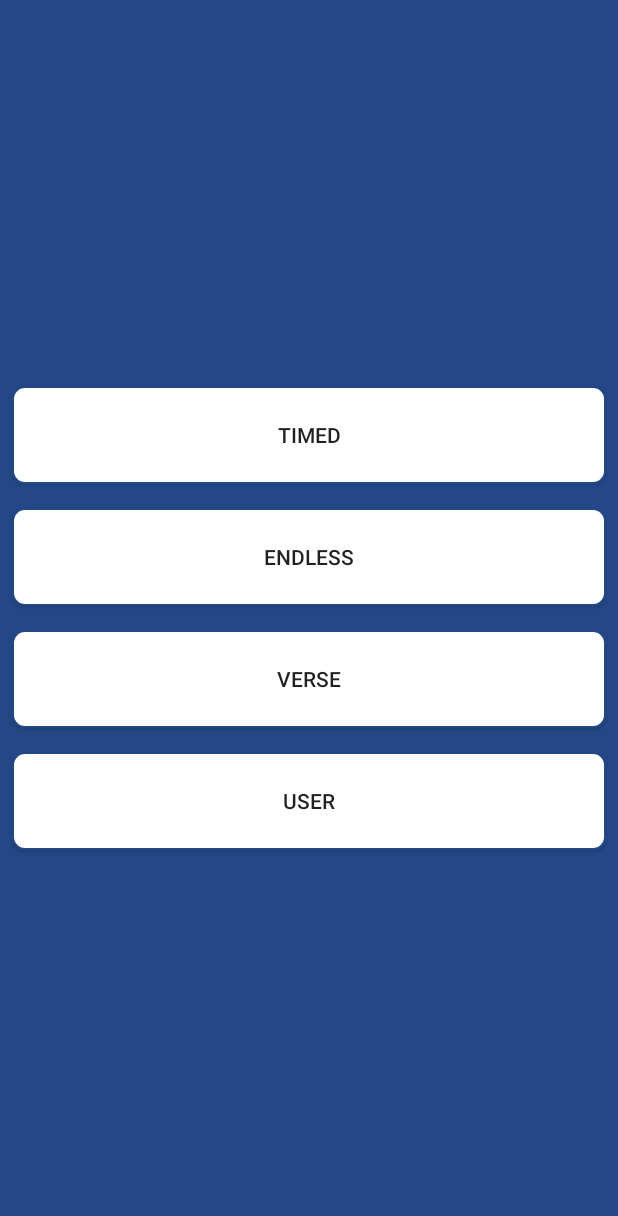
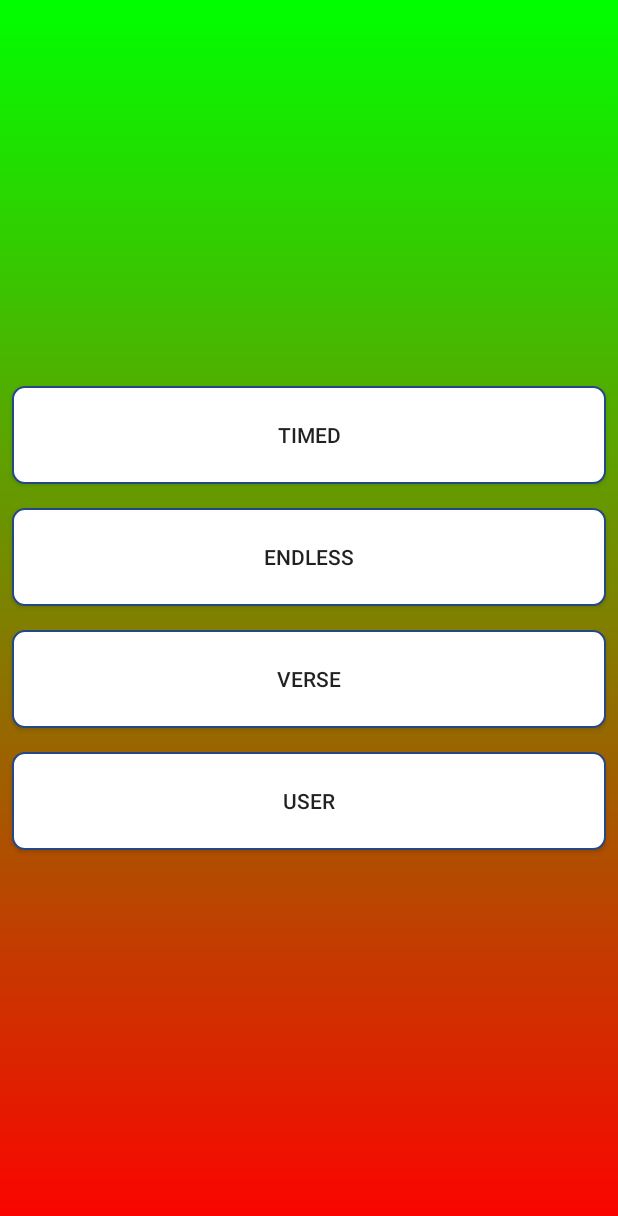
Before and after one commit to johade777/QuoteMNativeAndroid, an Android app: the ActivitySelectGame screen opened directly, with no data from a screen before it, on a phone screen of 412 x 824 dp. Shown: the top 1216 px of the screen. Run offline under Robolectric (Android 15) with nearby library versions, the light colour scheme and no system bars.

Commit message:
Changed background to a gradient, adding main screen image, created custom button drawable for when pressed etc.

```diff
--- /dev/null
+++ b/app/src/main/res/drawable/color_gradient_background.xml
@@ -0,0 +1,12 @@
+<?xml version="1.0" encoding="utf-8"?>
+<selector xmlns:android="http://schemas.android.com/apk/res/android">
+    <item>
+        <shape>
+            <gradient
+                android:angle="90"
+                android:startColor="#FFFF0000"
+                android:endColor="#FF00FF00"
+                android:type="linear" />
+        </shape>
+    </item>
+</selector>
--- /dev/null
+++ b/app/src/main/res/drawable/custom_button.xml
@@ -0,0 +1,11 @@
+<?xml version="1.0" encoding="utf-8"?>
+<selector xmlns:android="http://schemas.android.com/apk/res/android">
+    <item
+        android:state_pressed="true"
+        android:drawable="@drawable/rounded_corner_pressed" />
+    <item
+        android:state_enabled="false"
+        android:drawable="@drawable/rounded_corner_disabled" />
+    <item
+        android:drawable="@drawable/rounded_corner" />
+</selector>
--- /dev/null
+++ b/app/src/main/res/drawable/rounded_corner_disabled.xml
@@ -0,0 +1,16 @@
+<?xml version="1.0" encoding="utf-8"?>
+<shape xmlns:android="http://schemas.android.com/apk/res/android"
+    android:shape="rectangle">
+    <solid android:color="@android:color/darker_gray"/>
+    <corners android:topLeftRadius="8dp"
+        android:topRightRadius="8dp"
+        android:bottomLeftRadius="8dp"
+        android:bottomRightRadius="8dp"/>
+    <stroke
+        android:width="1dp"
+        android:color="@color/background_color" />
+    <padding android:bottom="1dp"
+        android:left="1dp"
+        android:right="1dp"
+        android:top="1dp" />
+</shape>
--- /dev/null
+++ b/app/src/main/res/drawable/rounded_corner_pressed.xml
@@ -0,0 +1,16 @@
+<?xml version="1.0" encoding="utf-8"?>
+<shape xmlns:android="http://schemas.android.com/apk/res/android"
+    android:shape="rectangle">
+    <solid android:color="@android:color/holo_green_light"/>
+    <corners android:topLeftRadius="8dp"
+        android:topRightRadius="8dp"
+        android:bottomLeftRadius="8dp"
+        android:bottomRightRadius="8dp"/>
+    <stroke
+        android:width="1dp"
+        android:color="@color/background_color" />
+    <padding android:bottom="1dp"
+        android:left="1dp"
+        android:right="1dp"
+        android:top="1dp" />
+</shape>
--- a/app/src/main/res/layout/activity_basic_game.xml
+++ b/app/src/main/res/layout/activity_basic_game.xml
@@ -4,7 +4,7 @@
     android:layout_width="match_parent"
     android:layout_height="match_parent"
     android:orientation="vertical"
-    android:background="@color/background_color">
+    android:background="@drawable/color_gradient_background">
     <include
         android:id="@+id/toobar"
         layout="@layout/toolbar_basic_game" />
--- a/app/src/main/res/layout/activity_questions.xml
+++ b/app/src/main/res/layout/activity_questions.xml
@@ -4,6 +4,7 @@
     android:orientation="vertical"
     android:layout_width="match_parent"
     android:layout_height="match_parent"
+    android:background="@drawable/color_gradient_background"
     tools:context=".Views_Activities.QuizzesActivity">
 
     <Button
--- a/app/src/main/res/layout/activity_quizzes.xml
+++ b/app/src/main/res/layout/activity_quizzes.xml
@@ -4,6 +4,7 @@
     android:orientation="vertical"
     android:layout_width="match_parent"
     android:layout_height="match_parent"
+    android:background="@drawable/color_gradient_background"
     tools:context=".Views_Activities.QuizzesActivity">
 
     <Button
--- a/app/src/main/res/layout/activity_select_game.xml
+++ b/app/src/main/res/layout/activity_select_game.xml
@@ -6,6 +6,7 @@
     android:layout_height="match_parent"
     android:gravity="center_vertical"
     android:orientation="vertical"
+    android:background="@drawable/color_gradient_background"
     tools:context=".Views_Activities.ActivitySelectGame">
 
     <Button
@@ -13,7 +14,7 @@
         android:layout_width="match_parent"
         android:layout_height="wrap_content"
         android:layout_margin="8dp"
-        android:background="@drawable/rounded_corner"
+        android:background="@drawable/custom_button"
         android:minHeight="65dp"
         android:text="Timed" />
 
@@ -22,7 +23,7 @@
         android:layout_width="match_parent"
         android:layout_height="wrap_content"
         android:layout_margin="8dp"
-        android:background="@drawable/rounded_corner"
+        android:background="@drawable/custom_button"
         android:minHeight="65dp"
         android:text="Endless" />
 
@@ -31,7 +32,7 @@
         android:layout_width="match_parent"
         android:layout_height="wrap_content"
         android:layout_margin="8dp"
-        android:background="@drawable/rounded_corner"
+        android:background="@drawable/custom_button"
         android:minHeight="65dp"
         android:text="Verse" />
 
@@ -40,7 +41,7 @@
         android:layout_width="match_parent"
         android:layout_height="wrap_content"
         android:layout_margin="8dp"
-        android:background="@drawable/rounded_corner"
+        android:background="@drawable/custom_button"
         android:minHeight="65dp"
         android:text="USer" />
 </LinearLayout>
--- a/app/src/main/res/layout/content_game_over.xml
+++ b/app/src/main/res/layout/content_game_over.xml
@@ -2,8 +2,8 @@
 <RelativeLayout
     xmlns:android="http://schemas.android.com/apk/res/android"
     android:orientation="vertical"
-    android:background="@color/background_color"
     android:layout_margin="5dp"
+    android:background="@drawable/color_gradient_background"
     android:layout_width="match_parent"
     android:layout_height="match_parent">
     <LinearLayout
--- a/app/src/main/res/layout/content_starting.xml
+++ b/app/src/main/res/layout/content_starting.xml
@@ -2,7 +2,7 @@
 <androidx.coordinatorlayout.widget.CoordinatorLayout xmlns:android="http://schemas.android.com/apk/res/android"
     android:layout_width="match_parent"
     android:layout_height="match_parent"
-    android:background="@color/background_color"
+    android:background="@drawable/color_gradient_background"
     android:orientation="vertical">
 
     <androidx.coordinatorlayout.widget.CoordinatorLayout
--- a/app/src/main/res/values/styles.xml
+++ b/app/src/main/res/values/styles.xml
@@ -6,7 +6,6 @@
         <item name="colorPrimary">@color/colorPrimary</item>
         <item name="colorPrimaryDark">@color/colorPrimaryDark</item>
         <item name="colorAccent">@color/colorAccent</item>
-        <item name="android:colorBackground">@color/background_color</item>
     </style>
 
     <style name="AppTheme.NoActionBar">
```
Also changed, not shown: app/src/main/java/com/johade/quotem/Views_Activities/BaseGameActivity.java (+19 -12 lines), app/src/main/res/drawable/right_answer.xml (added, +16 -0 lines), app/src/main/res/drawable/wrong_answer.xml (added, +16 -0 lines), app/src/main/res/layout/activity_login.xml (+18 -3 lines), app/src/main/res/layout/activity_main.xml (+10 -10 lines), app/src/main/res/layout/content_question_view.xml (+8 -7 lines), app/src/main/res/drawable/speaking_main.png (added).
